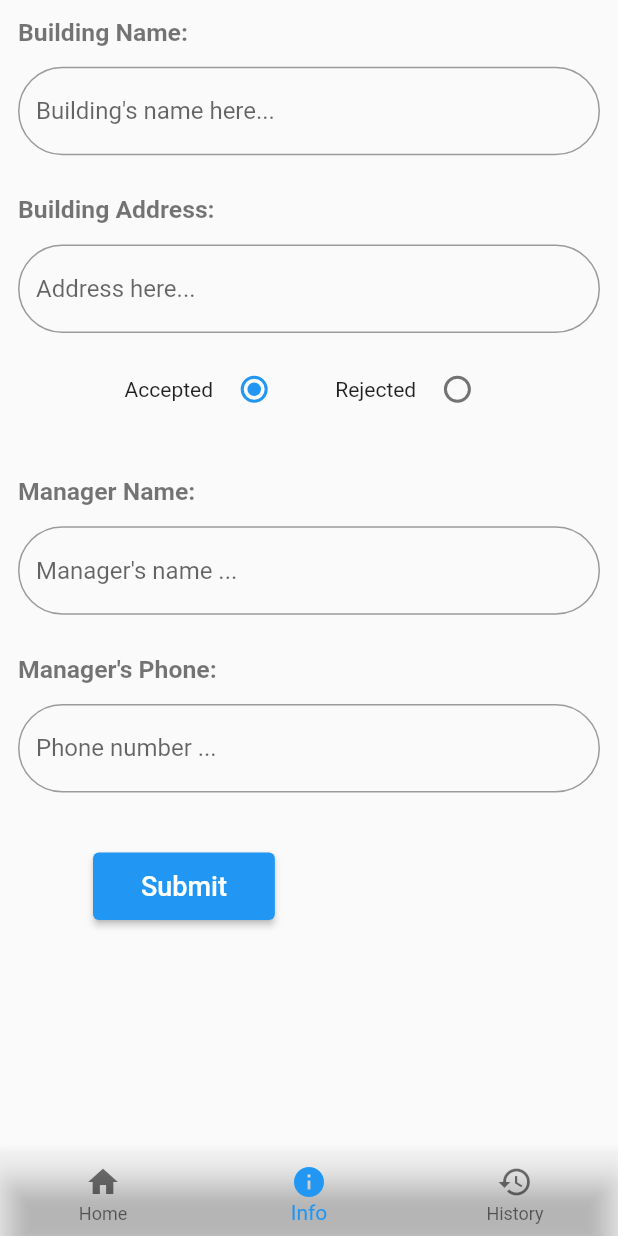
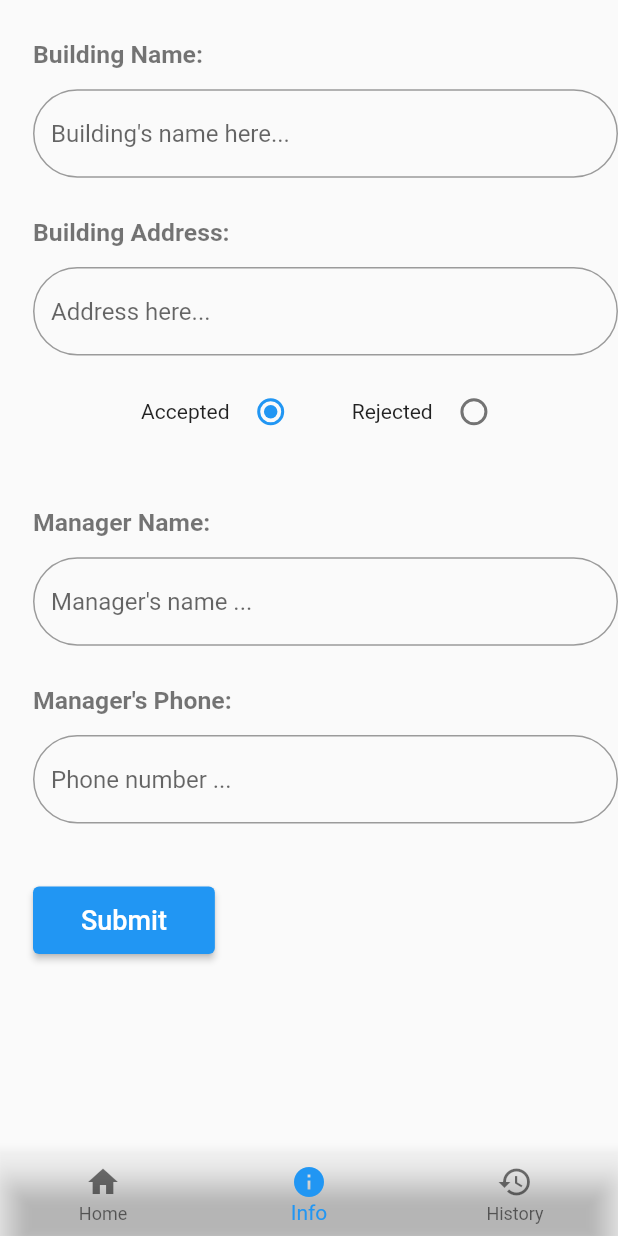
Before and after one commit to Edomiyas888/salesapp251, a Flutter app: the screen it shows after launch, item 2 of the bottom bar chosen, on a phone screen of 412 x 824 dp. Run offline on Flutter 3.47's test engine with Material 2 defaults, Android fonts, the phone set to English and light mode, and no system bars.

Commit message:
today's changes

```diff
--- a/lib/Widgets/acceptedForm.dart
+++ b/lib/Widgets/acceptedForm.dart
@@ -1,15 +1,16 @@
 import 'package:flutter/material.dart';
 
 class AcceptedForm extends StatefulWidget {
-  const AcceptedForm({super.key});
+  const AcceptedForm({super.key, required this.nameCont, required this.phoneCont, required this.emailCont,});
+  final TextEditingController nameCont;
+  final TextEditingController phoneCont;
+  final TextEditingController emailCont;
 
   @override
   State<AcceptedForm> createState() => _AcceptedFormState();
 }
 
 class _AcceptedFormState extends State<AcceptedForm> {
-  final TextEditingController nameCont = TextEditingController();
-  final TextEditingController phoneCont = TextEditingController();
   @override
   Widget build(BuildContext context) {
     return Column(
@@ -26,7 +27,7 @@ class _AcceptedFormState extends State<AcceptedForm> {
         ),
         const SizedBox(height: 13.5),
         TextField(
-          controller: nameCont,
+          controller: widget.nameCont,
           textInputAction: TextInputAction.next,
           decoration: InputDecoration(
             border: OutlineInputBorder(
@@ -47,7 +48,7 @@ class _AcceptedFormState extends State<AcceptedForm> {
         ),
         const SizedBox(height: 13.5),
         TextField(
-          controller: phoneCont,
+          controller: widget.phoneCont,
           keyboardType: TextInputType.phone,
           decoration: InputDecoration(
             border: OutlineInputBorder(
--- a/lib/Widgets/rejectedForm.dart
+++ b/lib/Widgets/rejectedForm.dart
@@ -1,7 +1,8 @@
 import 'package:flutter/material.dart';
 
 class RejectedForm extends StatefulWidget {
-  const RejectedForm({super.key});
+  const RejectedForm({super.key, required this.formCont});
+  final TextEditingController formCont;
 
   @override
   State<RejectedForm> createState() => _RejectedFormState();
@@ -10,7 +11,6 @@ class RejectedForm extends StatefulWidget {
 class _RejectedFormState extends State<RejectedForm> {
   List<String> list = ["No Budget", "No manager", "Existing Sytem", "Other"];
   String dropdownValue = "No Budget";
-  final TextEditingController otherCont = TextEditingController();
   @override
   Widget build(BuildContext context) {
     return Column(
@@ -35,7 +35,7 @@ class _RejectedFormState extends State<RejectedForm> {
         ),
         dropdownValue == "Other"
             ? TextFormField(
-                controller: otherCont,
+                controller: widget.formCont,
                 maxLines: 5,
                 keyboardType: TextInputType.phone,
                 decoration: InputDecoration(
--- a/lib/presenatiation_layer/Screens/FormPage.dart
+++ b/lib/presenatiation_layer/Screens/FormPage.dart
@@ -13,16 +13,21 @@ class FormPage extends StatefulWidget {
 class _FormPageState extends State<FormPage> {
   final TextEditingController bldNameCont = TextEditingController();
   final TextEditingController bldLocationCont = TextEditingController();
+  final TextEditingController rejectedFormCont = TextEditingController();
+  final TextEditingController acceptedNameCont = TextEditingController();
+  final TextEditingController acceptedPhoneCont = TextEditingController();
+  final TextEditingController acceptedEmailCont = TextEditingController();
   Confirmation groupValue = Confirmation.accepted;
 
   @override
   Widget build(BuildContext context) {
     return SingleChildScrollView(
       child: Padding(
-        padding: const EdgeInsets.all(12.0),
+        padding: const EdgeInsets.only(left: 22.0),
         child: Column(
           crossAxisAlignment: CrossAxisAlignment.start,
           children: [
+            const SizedBox(height: 27.0),
             const Text(
               "Building Name:",
               style: TextStyle(
@@ -95,22 +100,22 @@ class _FormPageState extends State<FormPage> {
                 ),
               ],
             ),
-            const SizedBox(height: 21.3),
+            const SizedBox(height: 27.0),
             groupValue == Confirmation.accepted
-                ? const AcceptedForm()
-                : const RejectedForm(),
-            Padding(
-              padding:
-                  const EdgeInsets.symmetric(horizontal: 50.0, vertical: 25.0),
-              child: ElevatedButton(
-                onPressed: () {},
-                child: const Padding(
-                  padding:
-                      EdgeInsets.symmetric(horizontal: 16.0, vertical: 12.0),
-                  child: Text(
-                    "Submit",
-                    style: TextStyle(fontSize: 18.0),
-                  ),
+                ? AcceptedForm(
+                    nameCont: acceptedNameCont,
+                    phoneCont: acceptedPhoneCont,
+                    emailCont: acceptedEmailCont,
+                  )
+                : RejectedForm(formCont: rejectedFormCont),
+            const SizedBox(height: 27.0),
+            ElevatedButton(
+              onPressed: () {},
+              child: const Padding(
+                padding: EdgeInsets.symmetric(horizontal: 16.0, vertical: 12.0),
+                child: Text(
+                  "Submit",
+                  style: TextStyle(fontSize: 18.0),
                 ),
               ),
             ),
```
Also changed, not shown: pubspec.lock.
